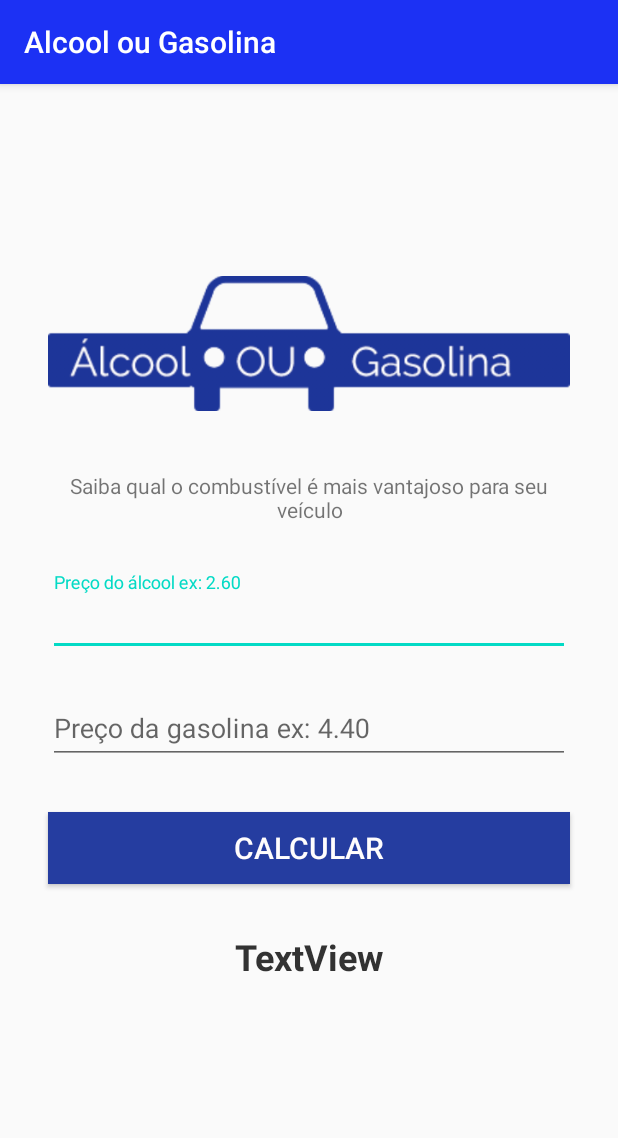
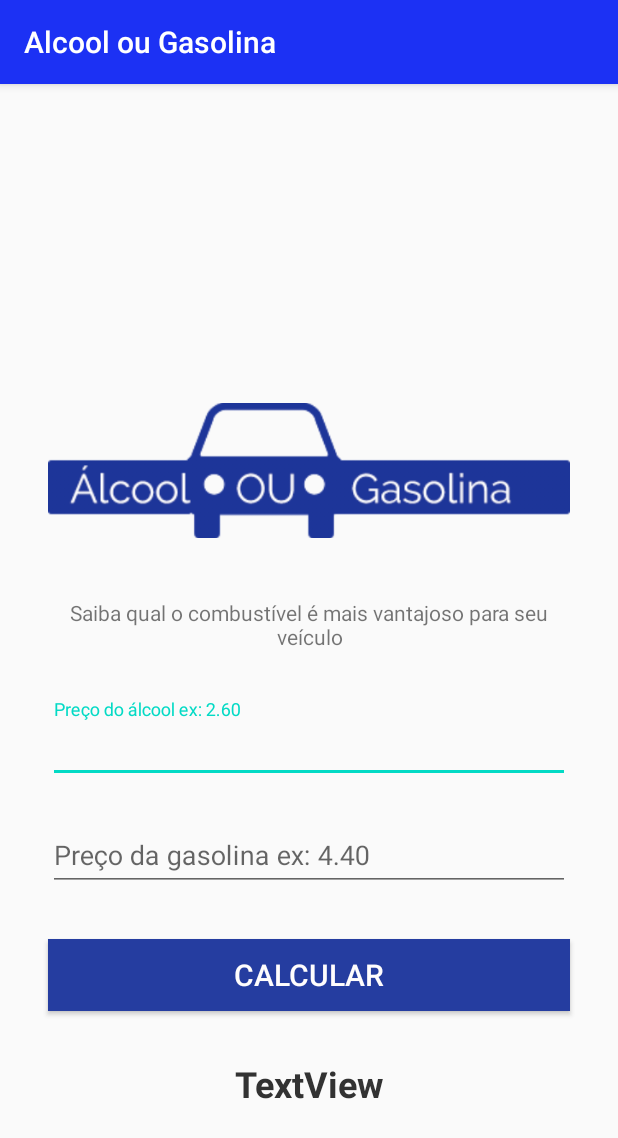
Before and after one commit to baborges45/App-Alcool-ou-Gasolina, an Android app: the screen it shows after launch (MainActivity), on a phone screen of 412 x 824 dp. Shown: the top 1138 px of the screen. Run offline under Robolectric (Android 15) with nearby library versions, the phone set to English and light mode, and no system bars.

Commit message:
End Project

```diff
--- a/app/src/main/AndroidManifest.xml
+++ b/app/src/main/AndroidManifest.xml
@@ -9,7 +9,9 @@
         android:roundIcon="@mipmap/ic_launcher_round"
         android:supportsRtl="true"
         android:theme="@style/AppTheme">
-        <activity android:name=".MainActivity">
+        <activity android:name=".MainActivity"
+            android:screenOrientation="portrait"
+            >
             <intent-filter>
                 <action android:name="android.intent.action.MAIN" />
 
--- a/app/src/main/java/com/brab/alcoolougasolina/MainActivity.java
+++ b/app/src/main/java/com/brab/alcoolougasolina/MainActivity.java
@@ -19,7 +19,7 @@ public class MainActivity extends AppCompatActivity {
         setContentView(R.layout.activity_main);
 
         editAlcool     = findViewById(R.id.editTextAlcool);
-        editGasolina   = findViewById(R.id.editTextAlcool);
+        editGasolina   = findViewById(R.id.editTextGasolina);
         textResultado  = findViewById(R.id.textResultado);
 
     }
--- a/app/src/main/res/layout/activity_main.xml
+++ b/app/src/main/res/layout/activity_main.xml
@@ -4,6 +4,7 @@
     xmlns:tools="http://schemas.android.com/tools"
     android:layout_width="match_parent"
     android:layout_height="wrap_content"
+    android:layout_gravity="center_vertical"
     tools:context=".MainActivity">
 
     <ImageView
@@ -106,7 +107,7 @@
         app:layout_constraintTop_toBottomOf="@+id/textInputLayout2">
 
         <com.google.android.material.textfield.TextInputEditText
-            android:id="@+id/aditTextGasolina"
+            android:id="@+id/editTextGasolina"
             android:layout_width="match_parent"
             android:layout_height="wrap_content"
             android:hint="Preço da gasolina ex: 4.40"
```
